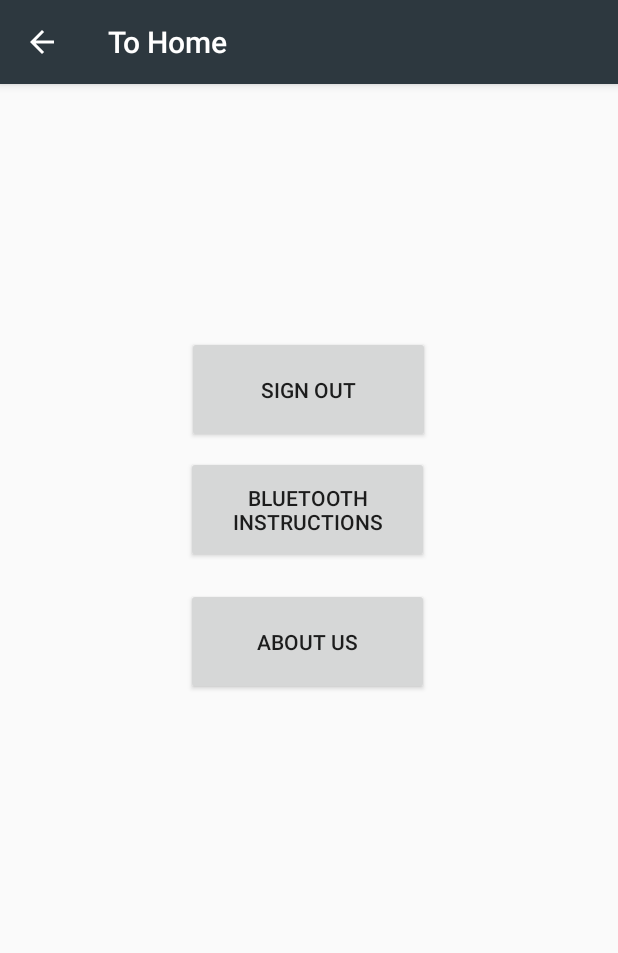
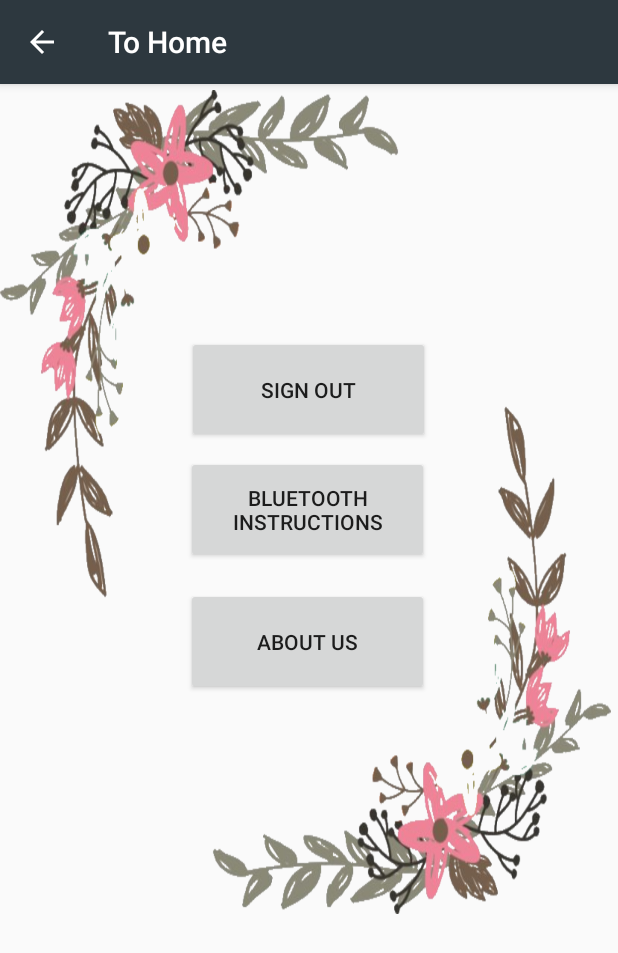
Before and after one commit to kasrarad/Zyra_App, an Android app: the SettingsActivity screen opened directly, with no data from a screen before it, on a phone screen of 412 x 824 dp. Shown: the top 953 px of the screen. Run offline under Robolectric (Android 15) with nearby library versions, the phone set to English and light mode, and no system bars.

Commit message:
taking stuff

```diff
--- a/app/src/main/java/com/example/zyra/Bluetooth/InstructionsActivity.java
+++ b/app/src/main/java/com/example/zyra/Bluetooth/InstructionsActivity.java
@@ -29,6 +29,8 @@ public class InstructionsActivity extends AppCompatActivity {
     protected void onCreate(@Nullable Bundle savedInstanceState) {
         super.onCreate(savedInstanceState);
         setContentView(R.layout.activity_instructions);
+
+        getSupportActionBar().setTitle("Go To Settings");
 
         setupUI();
 
--- a/app/src/main/res/layout/activity_settings.xml
+++ b/app/src/main/res/layout/activity_settings.xml
@@ -56,5 +56,20 @@
         app:layout_constraintStart_toStartOf="parent"
         app:layout_constraintTop_toTopOf="parent" />
 
+    <ImageView
+        android:id="@+id/imageView"
+        android:layout_width="407dp"
+        android:layout_height="549dp"
+        android:layout_alignParentStart="true"
+        android:layout_alignParentTop="true"
+        android:layout_alignParentEnd="true"
+        android:layout_centerInParent="true"
+        android:layout_marginTop="4dp"
+        android:background="@drawable/sideflowertransparent"
+        app:layout_constraintEnd_toEndOf="parent"
+        app:layout_constraintHorizontal_bias="0.009"
+        app:layout_constraintStart_toStartOf="parent"
+        app:layout_constraintTop_toTopOf="parent" />
+
 
 </androidx.constraintlayout.widget.ConstraintLayout>
```
Also changed, not shown: app/src/main/java/com/example/zyra/AboutUsActivity.java (+17 -1 lines), app/src/main/res/layout/activity_aboutus.xml (+12 -3 lines), app/src/main/res/layout/activity_instructions.xml (+9 -9 lines).
